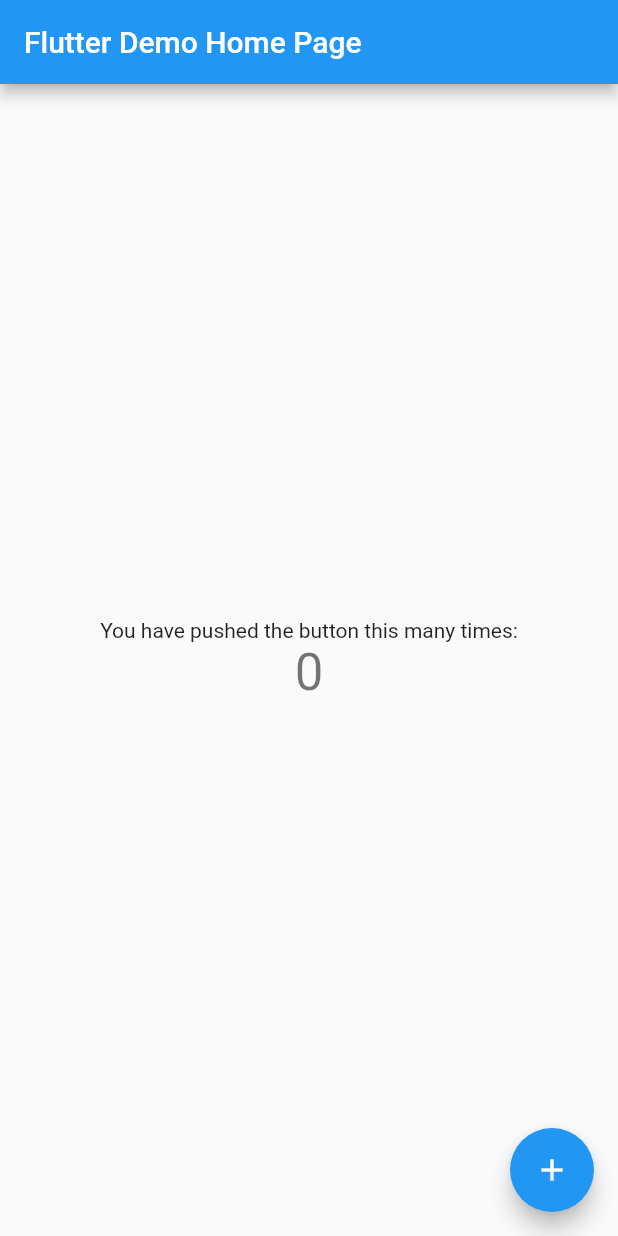
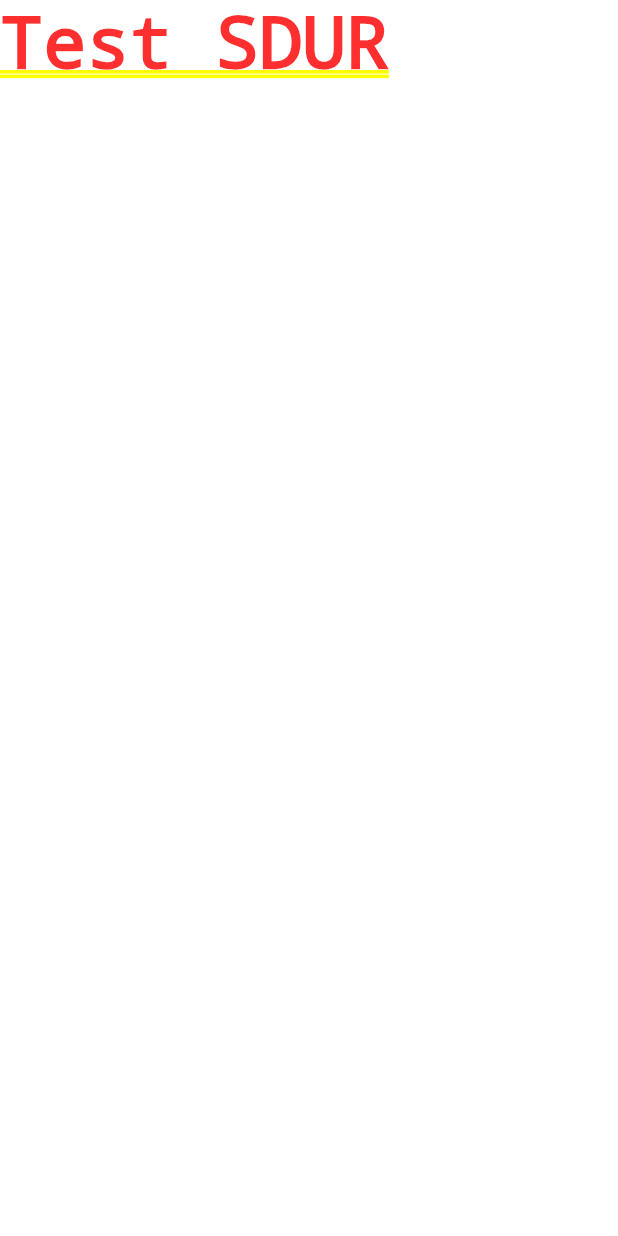
Before and after one commit to Dohmanlechx/SDUR-2.0, a Flutter app: the screen it shows after launch, on a phone screen of 412 x 824 dp. Run offline on Flutter 3.47's test engine with Material 2 defaults, Android fonts, the phone set to English and light mode, and no system bars.

Commit message:
Remove template stuff

```diff
--- a/lib/main.dart
+++ b/lib/main.dart
@@ -1,63 +1,23 @@
 import 'package:flutter/material.dart';
 
-void main() => runApp(MyApp());
+void main() => runApp(SDURApp());
 
-class MyApp extends StatelessWidget {
+class SDURApp extends StatelessWidget {
   @override
   Widget build(BuildContext context) {
     return MaterialApp(
-      title: 'Flutter Demo',
+      title: 'SDUR',
       theme: ThemeData(
         primarySwatch: Colors.blue,
       ),
-      home: MyHomePage(title: 'Flutter Demo Home Page'),
+      home: SDURHomePage(),
     );
   }
 }
 
-class MyHomePage extends StatefulWidget {
-  final String title;
-
-  MyHomePage({Key key, this.title}) : super(key: key);
-
-  @override
-  _MyHomePageState createState() => _MyHomePageState();
-}
-
-class _MyHomePageState extends State<MyHomePage> {
-  int _counter = 0;
-
-  void _incrementCounter() {
-    setState(() {
-      _counter++;
-    });
-  }
-
+class SDURHomePage extends StatelessWidget {
   @override
   Widget build(BuildContext context) {
-    return Scaffold(
-      appBar: AppBar(
-        title: Text(widget.title),
-      ),
-      body: Center(
-        child: Column(
-          mainAxisAlignment: MainAxisAlignment.center,
-          children: <Widget>[
-            Text(
-              'You have pushed the button this many times:',
-            ),
-            Text(
-              '$_counter',
-              style: Theme.of(context).textTheme.display1,
-            ),
-          ],
-        ),
-      ),
-      floatingActionButton: FloatingActionButton(
-        onPressed: _incrementCounter,
-        tooltip: 'Increment',
-        child: Icon(Icons.add),
-      ),
-    );
+    return Text("Test SDUR");
   }
 }
```
Also changed, not shown: 1 other file.
